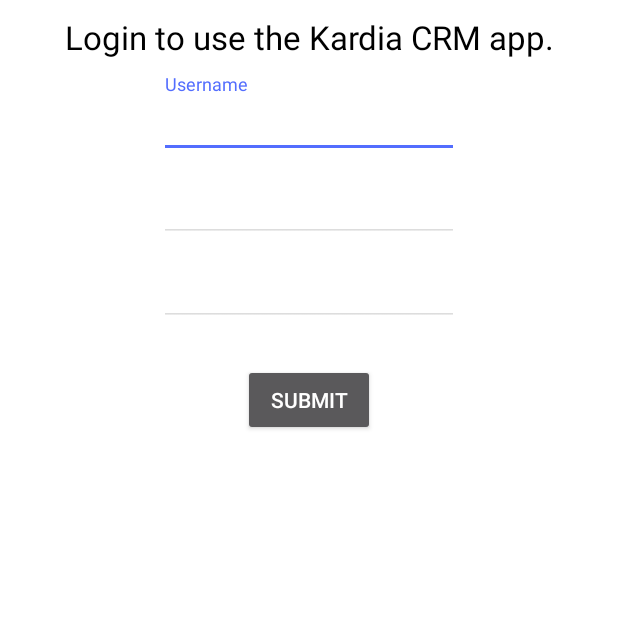
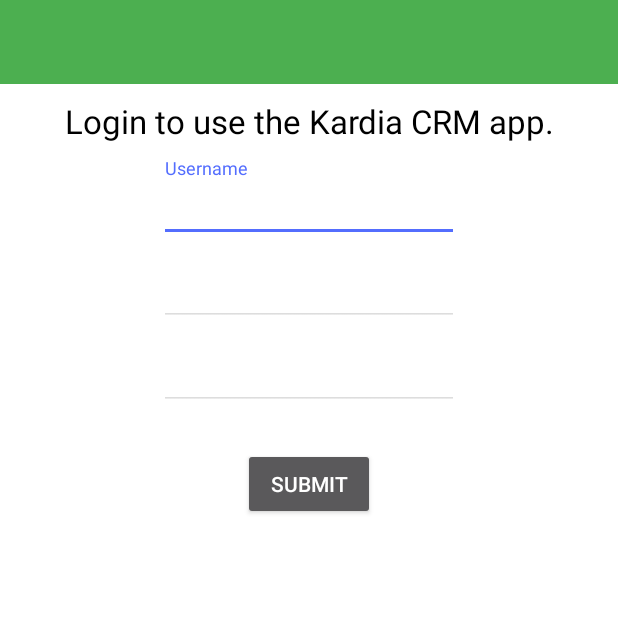
Before and after one commit to LightSys/kardia_android_crm, an Android app: the screen it shows after launch (LoginActivity), on a phone screen of 412 x 824 dp, the top half of it. Run offline under Robolectric (Android 15) with nearby library versions, the phone set to English and light mode, and no system bars.

Commit message:
Added a toolbar to the Login Activity.

```diff
--- a/app/src/main/java/org/lightsys/crmapp/LoginActivity.java
+++ b/app/src/main/java/org/lightsys/crmapp/LoginActivity.java
@@ -2,6 +2,7 @@
 
 import android.support.v7.app.ActionBarActivity;
 import android.os.Bundle;
+import android.support.v7.widget.Toolbar;
 import android.view.Menu;
 import android.view.MenuItem;
 
@@ -11,6 +12,10 @@
     @Override
     protected void onCreate(Bundle savedInstanceState) {
         super.onCreate(savedInstanceState);
+
+        Toolbar toolbar = (Toolbar) findViewById(R.id.mainToolbar);
+        setSupportActionBar(toolbar);
+
         setContentView(R.layout.activity_login);
     }
 
--- a/app/src/main/res/layout/activity_login.xml
+++ b/app/src/main/res/layout/activity_login.xml
@@ -5,6 +5,12 @@
     android:layout_height="match_parent"
     android:orientation="vertical"
     tools:context="org.lightsys.crmapp.LoginActivity">
+
+    <android.support.v7.widget.Toolbar
+        android:id="@+id/loginToolbar"
+        android:layout_width="match_parent"
+        android:layout_height="?attr/actionBarSize"
+        android:background="@color/colorPrimary" />
 
     <TextView
         android:layout_width="fill_parent"
```
Also changed, not shown: 2 other files.
